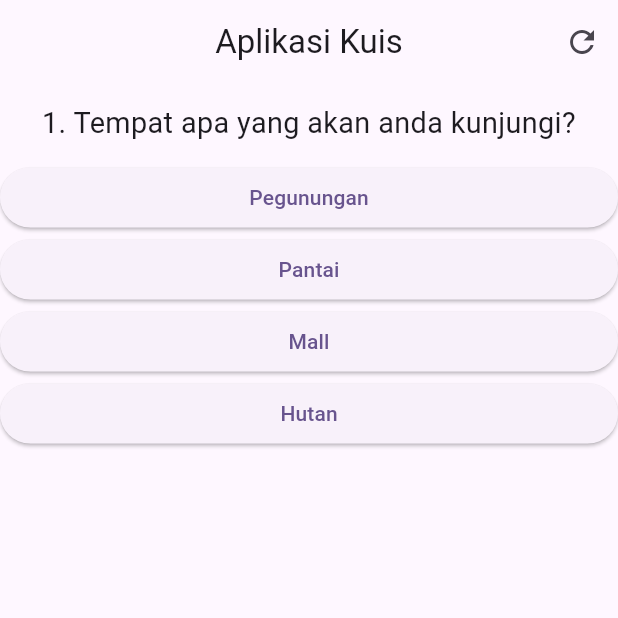
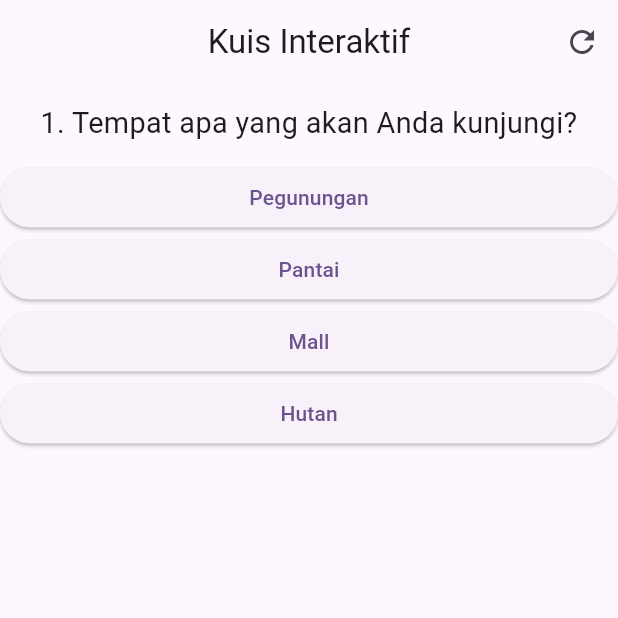
Before and after one commit to kawago2/coursenet_quiz, a Flutter app: the screen it shows after launch, on a phone screen of 412 x 824 dp, the top half of it. Run offline on Flutter 3.47's test engine with Material 2 defaults, Android fonts, the phone set to English and light mode, and no system bars; our stand-ins replace sizer; missing offline and left inert: dart:ffi.

Commit message:
penyesuaian dengan final project

```diff
--- a/lib/widgets/kuis.dart
+++ b/lib/kuis.dart
@@ -1,5 +1,5 @@
-import 'package:coursenet_quiz/widgets/jawaban.dart';
-import 'package:coursenet_quiz/widgets/pertanyaan.dart';
+import 'package:coursenet_quiz/jawaban.dart';
+import 'package:coursenet_quiz/pertanyaan.dart';
 import 'package:flutter/cupertino.dart';
 
 class Kuis extends StatelessWidget {
--- a/lib/main.dart
+++ b/lib/main.dart
@@ -1,24 +1,100 @@
-import 'package:coursenet_quiz/views/home_page.dart';
 import 'package:flutter/material.dart';
 import 'package:sizer/sizer.dart';
+import 'package:coursenet_quiz/kuis.dart';
+import 'package:coursenet_quiz/hasil.dart';
 
-void main() => runApp(const MyApp());
+void main() => runApp(MyApp());
 
 class MyApp extends StatelessWidget {
-  const MyApp({super.key});
+  MyApp({super.key});
+  String judul = 'Kuis Interaktif';
 
   @override
   Widget build(BuildContext context) {
     return Sizer(builder: (context, orientation, deviceType) {
       return MaterialApp(
         debugShowCheckedModeBanner: false,
-        title: 'Aplikasi Quiz',
+        title: judul,
         theme: ThemeData(
           colorScheme: ColorScheme.fromSeed(seedColor: Colors.deepPurple),
           useMaterial3: true,
         ),
-        home: const HomePage(),
+        home: HomePage(judul: judul),
       );
     });
   }
 }
+
+class HomePage extends StatefulWidget {
+  String judul;
+  HomePage({required this.judul, super.key});
+  @override
+  State<HomePage> createState() => _HomePageState();
+}
+
+class _HomePageState extends State<HomePage> {
+  var _soalIndex = 0;
+  int totalskor = 0;
+  var data = [
+    {
+      'pertanyaan': 'Tempat apa yang akan Anda kunjungi?',
+      'jawaban': [
+        {'teks': 'Pegunungan', 'skor': 10},
+        {'teks': 'Pantai', 'skor': 5},
+        {'teks': 'Mall', 'skor': 3},
+        {'teks': 'Hutan', 'skor': 7},
+      ]
+    },
+    {
+      'pertanyaan': 'Apa warna kesukaan Anda?',
+      'jawaban': [
+        {'teks': 'Merah', 'skor': 7},
+        {'teks': 'Biru', 'skor': 3},
+        {'teks': 'Hijau', 'skor': 5},
+        {'teks': 'Hitam', 'skor': 1},
+      ]
+    },
+    {
+      'pertanyaan': 'Apa hobby anda?',
+      'jawaban': [
+        {'teks': 'Sepak Bola', 'skor': 2},
+        {'teks': 'Basket', 'skor': 3},
+        {'teks': 'Berenang', 'skor': 6},
+        {'teks': 'Ngoding', 'skor': 4},
+      ]
+    },
+  ];
+  void _jawaban(int skor) {
+    totalskor = totalskor + skor;
+    setState(() {
+      _soalIndex += 1;
+    });
+  }
+
+  void reset() {
+    setState(() {
+      _soalIndex = 0;
+      totalskor = 0;
+    });
+  }
+
+  @override
+  Widget build(BuildContext context) {
+    return Scaffold(
+      appBar: AppBar(
+        title: Text(widget.judul),
+        centerTitle: true,
+        actions: [
+          IconButton(onPressed: reset, icon: const Icon(Icons.refresh))
+        ],
+      ),
+      body: _soalIndex < data.length
+          ? Kuis(
+              _soalIndex,
+              data,
+              _jawaban,
+            )
+          : Hasil(totalskor, reset),
+    );
+  }
+}
--- a/lib/views/home_page.dart
+++ /dev/null
@@ -1,77 +0,0 @@
-import 'package:coursenet_quiz/widgets/kuis.dart';
-import 'package:coursenet_quiz/widgets/hasil.dart';
-import 'package:flutter/material.dart';
-
-class HomePage extends StatefulWidget {
-  const HomePage({super.key});
-
-  @override
-  State<HomePage> createState() => _HomePageState();
-}
-
-class _HomePageState extends State<HomePage> {
-  var _soalIndex = 0;
-  int totalskor = 0;
-  var data = [
-    {
-      'pertanyaan': 'Tempat apa yang akan anda kunjungi?',
-      'jawaban': [
-        {'teks': 'Pegunungan', 'skor': 10},
-        {'teks': 'Pantai', 'skor': 5},
-        {'teks': 'Mall', 'skor': 4},
-        {'teks': 'Hutan', 'skor': 1},
-      ]
-    },
-    {
-      'pertanyaan': 'Apa warna kesukaan anda?',
-      'jawaban': [
-        {'teks': 'Merah', 'skor': 10},
-        {'teks': 'Biru', 'skor': 5},
-        {'teks': 'Hijau', 'skor': 4},
-        {'teks': 'Hitam', 'skor': 3},
-      ]
-    },
-    {
-      'pertanyaan': 'Apa hobby anda?',
-      'jawaban': [
-        {'teks': 'Sepak Bola', 'skor': 6},
-        {'teks': 'Basket', 'skor': 14},
-        {'teks': 'Nonton', 'skor': 2},
-        {'teks': 'Ngoding', 'skor': 10},
-      ]
-    },
-  ];
-  void _jawaban(int skor) {
-    totalskor = totalskor + skor;
-    setState(() {
-      _soalIndex += 1;
-    });
-  }
-
-  void reset() {
-    setState(() {
-      _soalIndex = 0;
-      totalskor = 0;
-    });
-  }
-
-  @override
-  Widget build(BuildContext context) {
-    return Scaffold(
-      appBar: AppBar(
-        title: const Text('Aplikasi Kuis'),
-        centerTitle: true,
-        actions: [
-          IconButton(onPressed: reset, icon: const Icon(Icons.refresh))
-        ],
-      ),
-      body: _soalIndex < data.length
-          ? Kuis(
-              _soalIndex,
-              data,
-              _jawaban,
-            )
-          : Hasil(totalskor, reset),
-    );
-  }
-}
```
Also changed, not shown: lib/hasil.dart (added, +48 -0 lines), lib/widgets/hasil.dart (deleted, +0 -45 lines), lib/jawaban.dart (renamed from lib/widgets/jawaban.dart), lib/pertanyaan.dart (renamed from lib/widgets/pertanyaan.dart), 1 other file.
